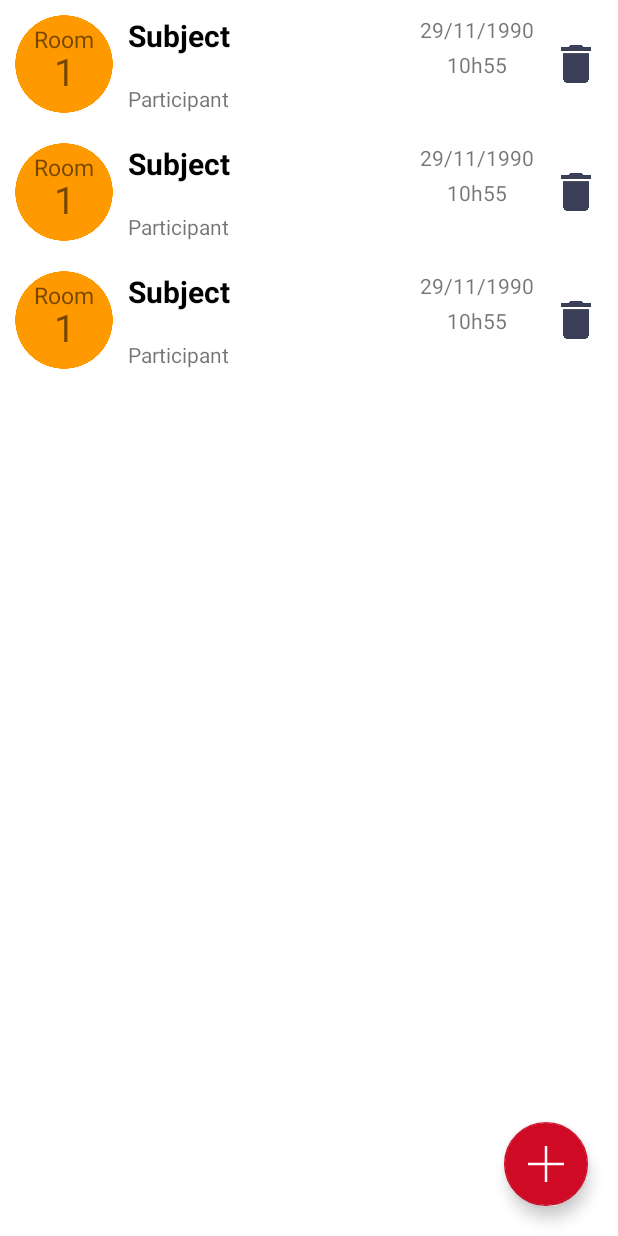
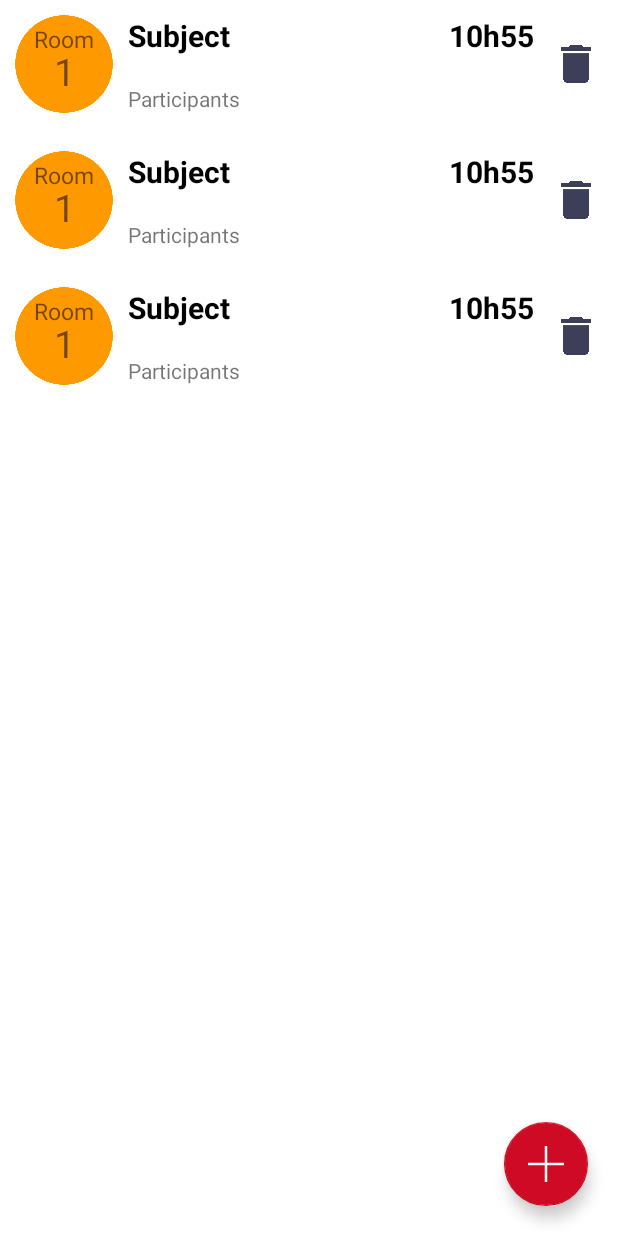
Before and after one commit to JeremyDufeux/MyMeet, an Android app: the layout activity_list_meeting.xml on its own in the app's theme, with its tools: preview values and no code run, on a phone screen of 412 x 824 dp. Run offline under Robolectric (Android 15) with nearby library versions, the light colour scheme and no system bars.

Commit message:
Few changes in list meeting adapter and layout

```diff
--- a/app/src/main/java/com/jeremydufeux/mymeet/ui/list/ListMeetingActivity.java
+++ b/app/src/main/java/com/jeremydufeux/mymeet/ui/list/ListMeetingActivity.java
@@ -41,7 +41,7 @@ public class ListMeetingActivity extends AppCompatActivity {
     private void setupRecyclerView() {
         mAdapter = new ListMeetingAdapter(mMeetingList);
         mBinding.listMeetingsRv.setLayoutManager(new LinearLayoutManager(this));
-        mBinding.listMeetingsRv.addItemDecoration(new DividerItemDecoration(this, DividerItemDecoration.VERTICAL));
+        //mBinding.listMeetingsRv.addItemDecoration(new DividerItemDecoration(this, DividerItemDecoration.VERTICAL));
         mBinding.listMeetingsRv.setAdapter(mAdapter);
     }
 
--- a/app/src/main/java/com/jeremydufeux/mymeet/ui/list/ListMeetingAdapter.java
+++ b/app/src/main/java/com/jeremydufeux/mymeet/ui/list/ListMeetingAdapter.java
@@ -50,7 +50,6 @@ public class ListMeetingAdapter extends RecyclerView.Adapter<ListMeetingAdapter.
 
         holder.mBinding.meetingItemRoomNumberTv.setText(String.format(Locale.FRANCE, "%d", meeting.getRoom().getNumber()));
         holder.mBinding.meetingItemSubjectTv.setText(meeting.getSubject());
-        holder.mBinding.meetingItemDateTv.setText(getDate(meeting.getDate()));
         holder.mBinding.meetingItemTimeTv.setText(getTime(meeting.getDate()));
         holder.mBinding.meetingItemParticipantTv.setText(getParticipantString(meeting.getParticipants()));
     }
@@ -65,13 +64,6 @@ public class ListMeetingAdapter extends RecyclerView.Adapter<ListMeetingAdapter.
         }
 
         return string.toString();
-    }
-
-    private String getDate(Date date)
-    {
-        Calendar cal = Calendar.getInstance();
-        cal.setTime(date);
-        return String.format(Locale.FRANCE, "%d/%d/%d", cal.get(Calendar.DAY_OF_MONTH), cal.get(Calendar.MONTH), cal.get(Calendar.YEAR));
     }
 
     private String getTime(Date date){
--- a/app/src/main/res/layout/meeting_item.xml
+++ b/app/src/main/res/layout/meeting_item.xml
@@ -5,7 +5,9 @@
     android:layout_width="match_parent"
     android:layout_height="wrap_content"
     android:id="@+id/meeting_item"
-    android:padding="10dp">
+    android:paddingHorizontal="10dp"
+    android:paddingTop="10dp"
+    android:paddingBottom="15dp">
 
 
     <ImageView
@@ -44,24 +46,14 @@
         android:id="@+id/meeting_item_subject_tv"
         android:layout_width="0dp"
         android:layout_height="wrap_content"
-        android:layout_marginEnd="10dp"
         android:ellipsize="end"
         android:singleLine="true"
         android:text="@string/subject"
+        android:textColor="@color/black"
         android:textSize="20sp"
         android:textStyle="bold"
-        android:textColor="@color/black"
-        app:layout_constraintEnd_toStartOf="@+id/meeting_item_date_tv"
+        app:layout_constraintEnd_toStartOf="@+id/meeting_item_time_tv"
         app:layout_constraintStart_toStartOf="@+id/meeting_item_participant_tv"
-        app:layout_constraintTop_toTopOf="@+id/meeting_item_room_im" />
-
-    <TextView
-        android:id="@+id/meeting_item_date_tv"
-        android:layout_width="wrap_content"
-        android:layout_height="wrap_content"
-        android:layout_marginEnd="15dp"
-        android:text="@string/_29_11_1990"
-        app:layout_constraintEnd_toStartOf="@+id/imageView"
         app:layout_constraintTop_toTopOf="@+id/meeting_item_room_im" />
 
 
@@ -70,10 +62,12 @@
         android:layout_width="wrap_content"
         android:layout_height="wrap_content"
         android:text="@string/_10h55"
-        app:layout_constraintBottom_toTopOf="@+id/meeting_item_participant_tv"
-        app:layout_constraintEnd_toEndOf="@+id/meeting_item_date_tv"
-        app:layout_constraintStart_toStartOf="@+id/meeting_item_date_tv"
-        app:layout_constraintTop_toBottomOf="@+id/meeting_item_date_tv" />
+        android:textColor="@color/black"
+        android:textSize="20sp"
+        android:textStyle="bold"
+        app:layout_constraintBottom_toBottomOf="@+id/meeting_item_subject_tv"
+        app:layout_constraintEnd_toEndOf="@+id/meeting_item_participant_tv"
+        app:layout_constraintTop_toTopOf="@+id/meeting_item_room_im" />
 
 
     <TextView
@@ -84,7 +78,7 @@
         android:layout_marginEnd="15dp"
         android:ellipsize="end"
         android:singleLine="true"
-        android:text="@string/participant"
+        android:text="@string/participants"
         app:layout_constraintBottom_toBottomOf="@id/meeting_item_room_im"
         app:layout_constraintEnd_toStartOf="@+id/imageView"
         app:layout_constraintStart_toEndOf="@+id/meeting_item_room_im"/>
--- a/app/src/main/res/values/strings.xml
+++ b/app/src/main/res/values/strings.xml
@@ -4,7 +4,7 @@
     <string name="room">Room</string>
     <string name="_1">1</string>
     <string name="subject">Subject</string>
-    <string name="participant">Participant</string>
+    <string name="participants">Participants</string>
     <string name="remove_meeting">Remove meeting</string>
     <string name="room_color">Room color</string>
     <string name="_29_11_1990">29/11/1990</string>
```
